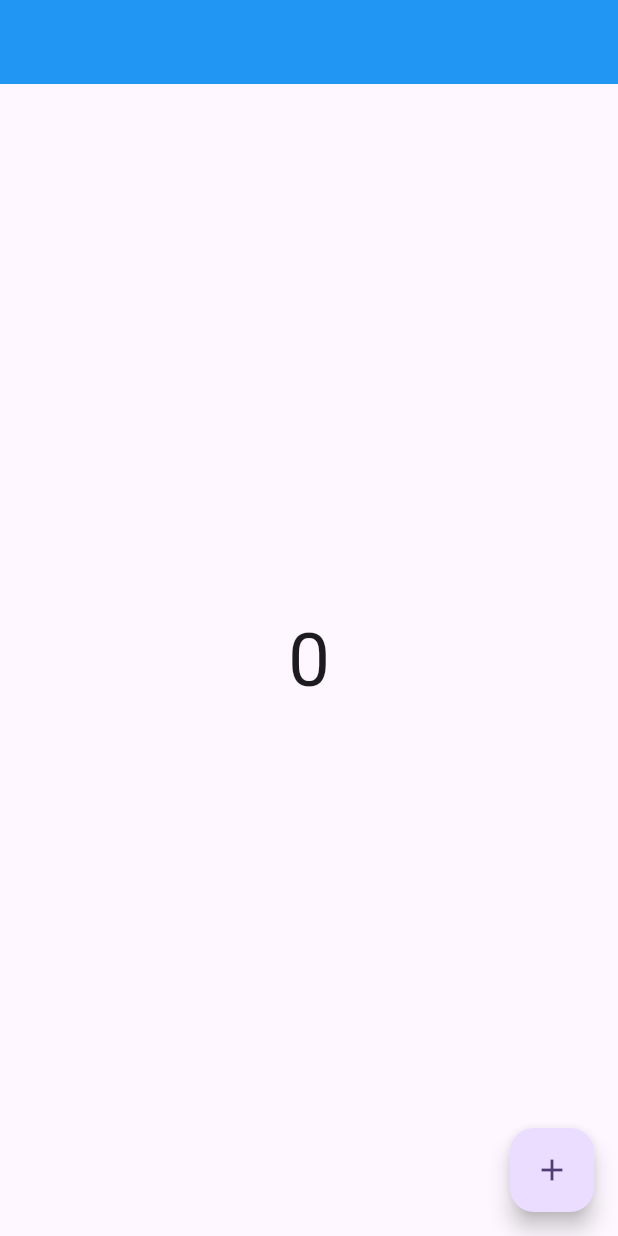
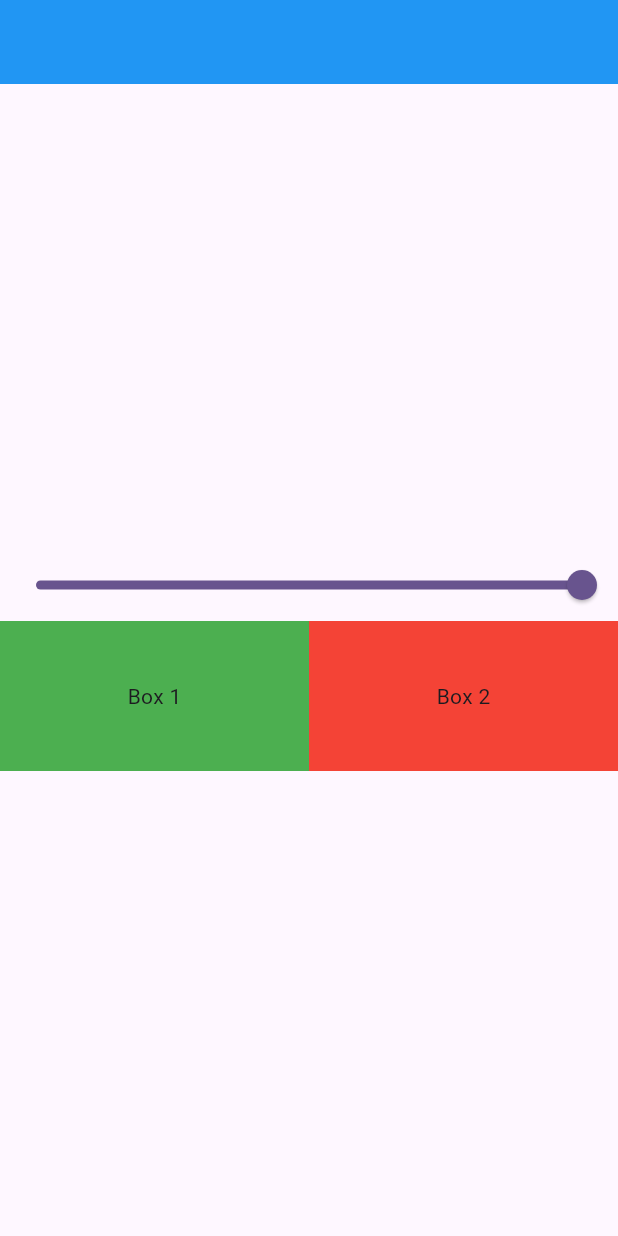
Before and after one commit to R-e-h-a-n-N-a-s-e-e-r/Flutter-Provider-State-management, a Flutter app: the first screen one second after launch, on a phone screen of 412 x 824 dp. Run offline on Flutter 3.47's test engine with Material 3 defaults, Android fonts, the phone set to English and light mode, and no system bars.

Commit message:
Learnt provider with Slider example & Multi provider

```diff
--- a/lib/main.dart
+++ b/lib/main.dart
@@ -1,6 +1,7 @@
 import 'package:flutter/material.dart';
 import 'package:flutter_with_provider_state_management/provider/count_provider.dart';
-import 'package:flutter_with_provider_state_management/screens/screen_1.dart';
+import 'package:flutter_with_provider_state_management/provider/slider_provider.dart';
+import 'package:flutter_with_provider_state_management/screens/screen_2.dart';
 import 'package:provider/provider.dart';
 
 void main() {
@@ -13,14 +14,17 @@ class MyApp extends StatelessWidget {
   // This widget is the root of your application.
   @override
   Widget build(BuildContext context) {
-    return ChangeNotifierProvider(
-      create: (_) => CountProvider(),
+    return MultiProvider(
+      providers: [
+        ChangeNotifierProvider(create: (_) => CountProvider()),
+        ChangeNotifierProvider(create: (_) => SliderProvider()),
+      ],
       child: MaterialApp(
         title: 'Flutter Demo',
         theme: ThemeData(
           colorScheme: ColorScheme.fromSeed(seedColor: Colors.deepPurple),
         ),
-        home: Screen1(),
+        home: Screen2(),
       ),
     );
   }
--- /dev/null
+++ b/lib/provider/slider_provider.dart
@@ -0,0 +1,12 @@
+import 'package:flutter/material.dart';
+
+class SliderProvider with ChangeNotifier {
+  double _value = 1.0;
+
+  double get value => _value;
+
+  void onChangeValue(double val) {
+    _value = val;
+    notifyListeners();
+  }
+}
--- /dev/null
+++ b/lib/screens/screen_2.dart
@@ -0,0 +1,60 @@
+import 'package:flutter/material.dart';
+import 'package:flutter_with_provider_state_management/provider/slider_provider.dart';
+import 'package:provider/provider.dart';
+
+class Screen2 extends StatefulWidget {
+  const Screen2({super.key});
+
+  @override
+  State<Screen2> createState() => _Screen2State();
+}
+
+class _Screen2State extends State<Screen2> {
+  @override
+  Widget build(BuildContext context) {
+    print('huhj');
+    return Scaffold(
+      appBar: AppBar(backgroundColor: Colors.blue),
+      body: Column(
+        mainAxisAlignment: MainAxisAlignment.center,
+        children: [
+          Consumer<SliderProvider>(
+            builder: (context, value, child) {
+              return Slider(
+                value: value.value,
+                onChanged: (val) {
+                  value.onChangeValue(val);
+                },
+              );
+            },
+          ),
+          Consumer<SliderProvider>(
+            builder: (context, value, child) {
+              return Row(
+                children: [
+                  Expanded(
+                    child: Container(
+                      decoration: BoxDecoration(
+                        color: Colors.green.withValues(alpha: value.value),
+                      ),
+                      height: 100,
+                      child: Center(child: Text('Box 1')),
+                    ),
+                  ),
+                  Expanded(
+                    child: Container(
+                      decoration: BoxDecoration(color: Colors.red.withValues(alpha: value.value)),
+                      height: 100,
+                      child: Center(child: Text('Box 2')),
+                    ),
+                  ),
+                ],
+              );
+            },
+          ),
+
+        ],
+      ),
+    );
+  }
+}
```
